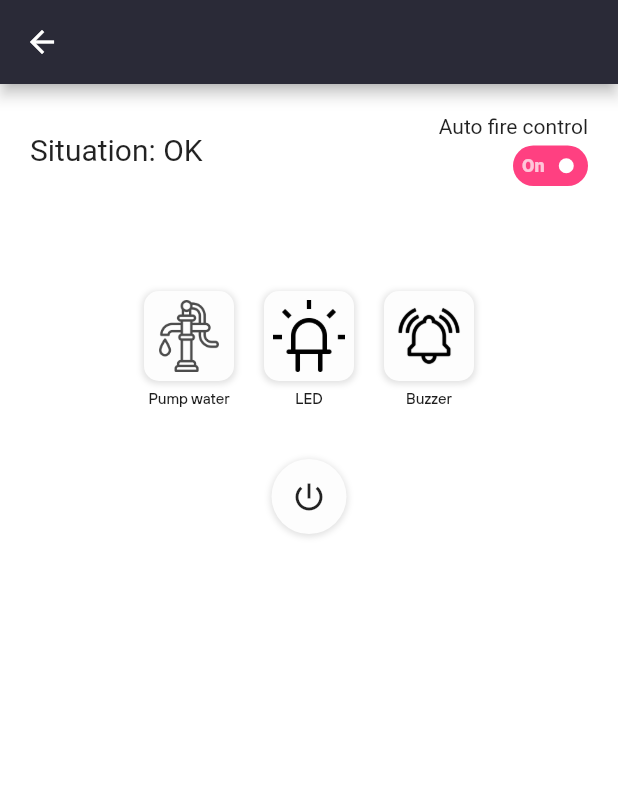
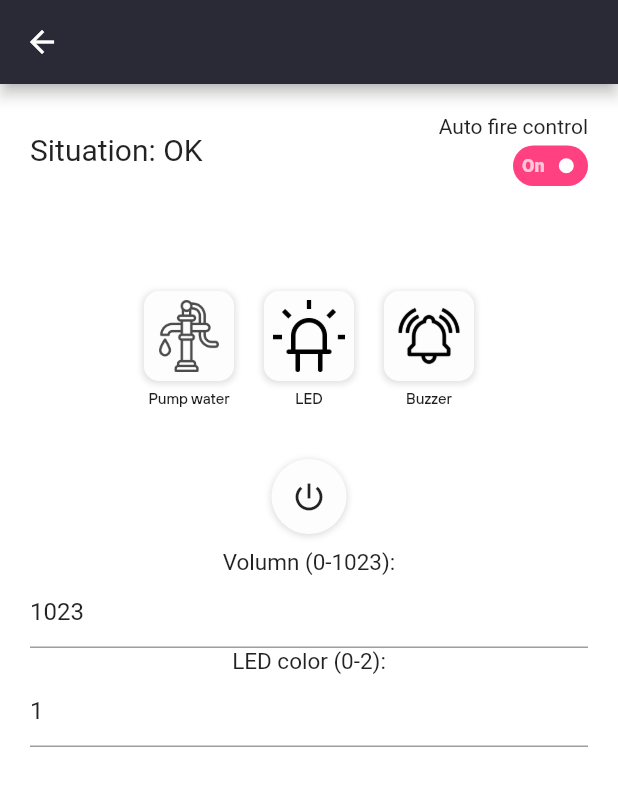
Before and after one commit to trunghieult1807/IOTsProject, a Flutter app: the RoomView screen opened directly with empty values, after a tap on the "power settings new" icon, on a phone screen of 412 x 824 dp. Shown: the top 786 px of the screen. Run offline on Flutter 3.47's test engine with Material 2 defaults, Android fonts, the light colour scheme and no system bars; our stand-ins replace after_layout, animated_bottom_navigation_bar, cloud_firestore, firebase_auth, firebase_core, shared_preferences and 3 more; missing offline and left inert: charcode, loading_animations, mqtt_client; accounts and stored records are empty.

Commit message:
Add BKCSE server with real device
- To use it, put username value to 'test'
- Add a volume and led color input at the bottom of roomview Screen

```diff
--- a/fire_alarm_system/lib/config.dart
+++ b/fire_alarm_system/lib/config.dart
@@ -8,8 +8,15 @@ class Config {
   static MqttServerClient buzzerClient;
   static MqttServerClient relayClient;
 
-  static String username = '2TMH4';
+  //static String username = '2TMH4';
+  static String username = 'test'; // If username is 'test', we will switch to the two test feed (used by teacher)
   static String apikey = 'aio_SzAy57MIRK53AffqPku6XNUgkqJ5';
+
+  static String testName0 = 'CSE_BBC';
+  static String testKey0 = 'aio_ujHa39CATridh60sV0wkkAhJmNhG';
+
+  static String testName1 = 'CSE_BBC1';
+  static String testKey1 = 'aio_yqUQ00Ryi2liePf8ElzL3yq3dNij';
 }
 
 class Global{
--- a/fire_alarm_system/lib/ui/roomview/screens/roomview.dart
+++ b/fire_alarm_system/lib/ui/roomview/screens/roomview.dart
@@ -271,6 +271,9 @@ class _RoomViewState extends State<RoomView> {
     autoFireState = state;
   }
 
+  TextEditingController soundVolumnController = new TextEditingController(text: '1023');
+  TextEditingController ledController = new TextEditingController(text: '1');
+
   @override
   Widget build(BuildContext context) {
     var thermalCircle = null;
@@ -411,23 +414,38 @@ class _RoomViewState extends State<RoomView> {
                 height: 35,
               ),
               PowerButton(),
-              SizedBox(height: 10)
+              SizedBox(height: 10),
+
+              Text('Volumn (0-1023):', style: TextStyle(fontSize: 15)),
+              TextField(
+                controller: soundVolumnController,
+              ),
+              Text('LED color (0-2):', style: TextStyle(fontSize: 15)),
+              TextField(
+                controller: ledController,
+              )
             ],
           ),
         ),
       ),
     );
   }
-}
 
   void onPress(String device, bool btnState) {
     final builder1 = MqttClientPayloadBuilder();
+    String server0 = CONFIG.Config.username;
+    String server1 = CONFIG.Config.username;
+    if(CONFIG.Config.username == 'test'){
+      server0 = CONFIG.Config.testName0;
+      server1 = CONFIG.Config.testName1;
+    }
+
     if (device == "Pump water") {
       if (!btnState) {
         builder1
             .addString('{ "id":"11", "name":"RELAY", "data":"0", "unit":"" }');
         CONFIG.Config.relayClient.publishMessage(
-          CONFIG.Config.username + '/feeds/bk-iot-relay',
+            server1 + '/feeds/bk-iot-relay',
             MqttQos.atLeastOnce,
             builder1.payload);
         // print(pumpOpened);
@@ -436,7 +454,7 @@ void onPress(String device, bool btnState) {
         builder1
             .addString('{ "id":"11", "name":"RELAY", "data":"1", "unit":"" }');
         CONFIG.Config.relayClient.publishMessage(
-          CONFIG.Config.username + '/feeds/bk-iot-relay',
+            server1 + '/feeds/bk-iot-relay',
             MqttQos.atLeastOnce,
             builder1.payload);
         // print(pumpOpened);
@@ -446,14 +464,14 @@ void onPress(String device, bool btnState) {
       if (!btnState) {
         builder1.addString('{ "id":"1", "name":"LED", "data":"0", "unit":"" }');
         CONFIG.Config.ledClient.publishMessage(
-          CONFIG.Config.username + '/feeds/bk-iot-led',
+            server0 + '/feeds/bk-iot-led',
             MqttQos.atLeastOnce,
             builder1.payload);
         print("2: turn off led");
       } else {
-      builder1.addString('{ "id":"1", "name":"LED", "data":"1", "unit":"" }');
+        builder1.addString('{ "id":"1", "name":"LED", "data":"'+ this.ledController.text  +'", "unit":"" }');
         CONFIG.Config.ledClient.publishMessage(
-          CONFIG.Config.username + '/feeds/bk-iot-led',
+            server0 + '/feeds/bk-iot-led',
             MqttQos.atLeastOnce,
             builder1.payload);
         print("2: turn on led");
@@ -461,9 +479,9 @@ void onPress(String device, bool btnState) {
     } else {
       if (!btnState) {
         builder1
-          .addString('{ "id":"3", "name":"SPEAKER", "data":"0", "unit":"" }');
+            .addString('{ "id":"2", "name":"SPEAKER", "data":"0", "unit":"" }');
         CONFIG.Config.buzzerClient.publishMessage(
-          CONFIG.Config.username + '/feeds/bk-iot-speaker',
+            server0 + '/feeds/bk-iot-speaker',
             MqttQos.atLeastOnce,
             builder1.payload);
         // print(buzzerOpened);
@@ -471,9 +489,9 @@ void onPress(String device, bool btnState) {
       } else {
         final builder3 = MqttClientPayloadBuilder();
         builder3.addString(
-          '{ "id":"3", "name":"SPEAKER", "data":"1000", "unit":"" }');
+            '{ "id":"2", "name":"SPEAKER", "data":"'+ this.soundVolumnController.text +'", "unit":"" }');
         CONFIG.Config.buzzerClient.publishMessage(
-          CONFIG.Config.username + '/feeds/bk-iot-speaker',
+            server0 + '/feeds/bk-iot-speaker',
             MqttQos.atLeastOnce,
             builder3.payload);
         // print(buzzerOpened);
@@ -481,3 +499,5 @@ void onPress(String device, bool btnState) {
       }
     }
   }
+
+}
--- a/fire_alarm_system/lib/ui/roomview/widgets/power_button.dart
+++ b/fire_alarm_system/lib/ui/roomview/widgets/power_button.dart
@@ -19,10 +19,19 @@ class _PowerButtonState extends State<PowerButton> {
         final builder3 = MqttClientPayloadBuilder();
         builder1.addString('{ "id":"11", "name":"RELAY", "data":"0", "unit":"" }');
         builder2.addString('{ "id":"1", "name":"LED", "data":"0", "unit":"" }');
-        builder3.addString('{ "id":"3", "name":"SPEAKER", "data":"0", "unit":"" }');
-        CONFIG.Config.relayClient.publishMessage(CONFIG.Config.username + '/feeds/bk-iot-relay', MqttQos.atLeastOnce, builder1.payload);
-        CONFIG.Config.ledClient.publishMessage(CONFIG.Config.username + '/feeds/bk-iot-led', MqttQos.atLeastOnce, builder2.payload);
-        CONFIG.Config.buzzerClient.publishMessage(CONFIG.Config.username + '/feeds/bk-iot-speaker', MqttQos.atLeastOnce, builder3.payload);
+        builder3.addString('{ "id":"2", "name":"SPEAKER", "data":"0", "unit":"" }');
+
+        String server0 = CONFIG.Config.username;
+        String server1 = CONFIG.Config.username;
+
+        if(CONFIG.Config.username == 'test'){
+          server0 = CONFIG.Config.testName0;
+          server1 = CONFIG.Config.testName1;
+        }
+
+        CONFIG.Config.relayClient.publishMessage(server1 + '/feeds/bk-iot-relay', MqttQos.atLeastOnce, builder1.payload);
+        CONFIG.Config.ledClient.publishMessage(server0 + '/feeds/bk-iot-led', MqttQos.atLeastOnce, builder2.payload);
+        CONFIG.Config.buzzerClient.publishMessage(server0 + '/feeds/bk-iot-speaker', MqttQos.atLeastOnce, builder3.payload);
       },
       child: Container(
         width: 50,
```
Also changed, not shown: fire_alarm_system/lib/main.dart (+28 -1 lines), fire_alarm_system/lib/ui/signout.dart (+26 -0 lines). Lines whose indentation alone changed are shown as unchanged.
